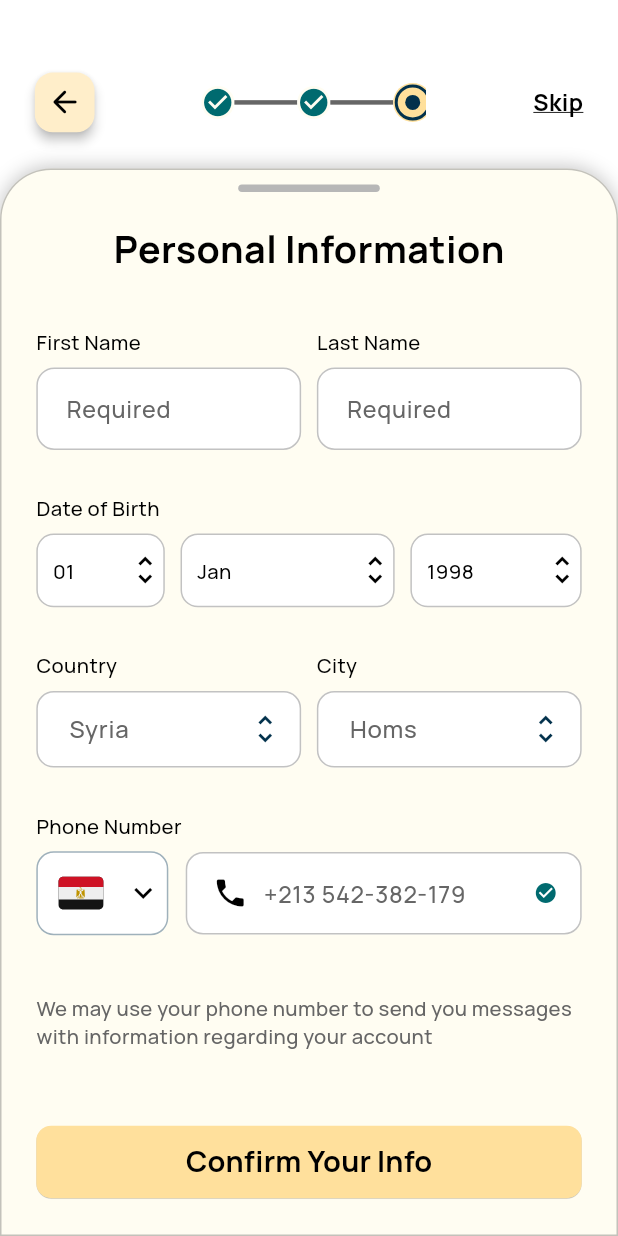
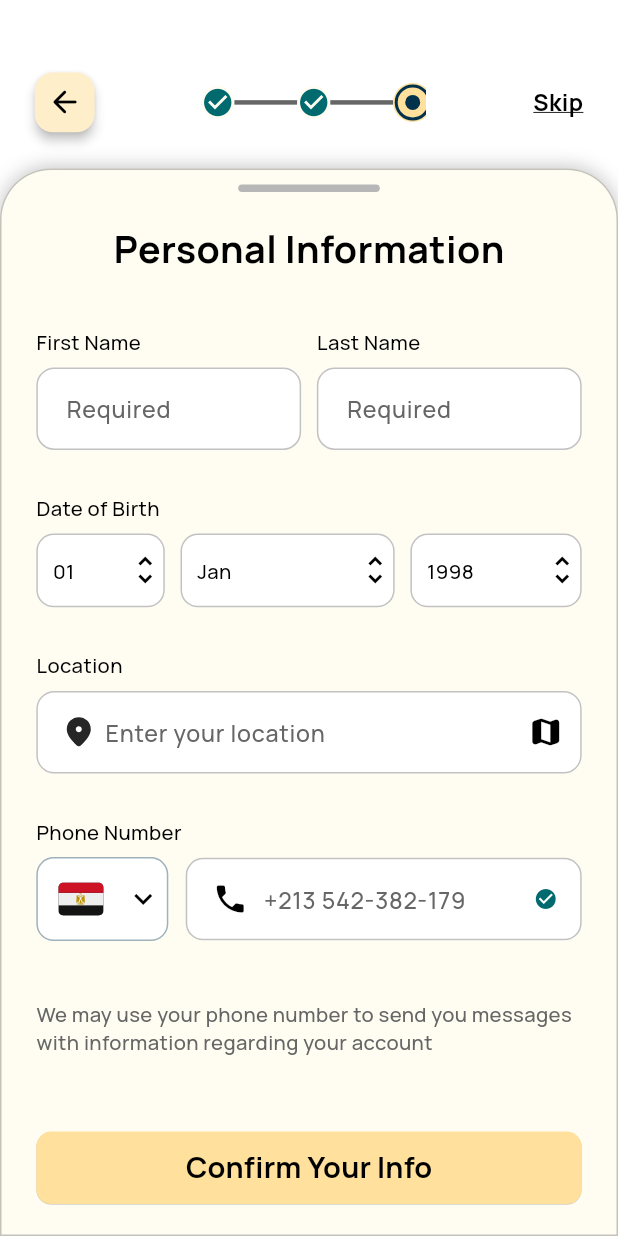
Before and after one commit to moayyad24/old_but_gold, a Flutter app: the PersonalInformationScreen screen opened by its route, on a phone screen of 412 x 824 dp. Run offline on Flutter 3.47's test engine with Material 3 defaults, Android fonts, the phone set to English and light mode, and no system bars; our stand-ins replace dartz, device_preview, dio, flutter_bloc, flutter_screenutil, flutter_svg and 2 more; missing offline and left inert: adoptive_calendar, slang; accounts and stored records are empty; generated files the repository leaves out were written again.

Commit message:
replace country city row with location picker field

```diff
--- a/lib/core/widgets/app_text_field.dart
+++ b/lib/core/widgets/app_text_field.dart
@@ -7,7 +7,8 @@ import 'package:old_but_gold/core/theme/app_text_styles.dart';
 class AppTextField extends StatefulWidget {
   final String hintText;
   final String fieldTitle;
-  final String? iconPath;
+  final String? prefixIconPath;
+  final IconData? suffixIcon;
   final TextEditingController myController;
   final String? Function(String?)? checkValid;
   final bool isObscure;
@@ -16,7 +17,8 @@ class AppTextField extends StatefulWidget {
     super.key,
     required this.hintText,
     required this.fieldTitle,
-    this.iconPath,
+    this.prefixIconPath,
+    this.suffixIcon,
     required this.myController,
     required this.checkValid,
     this.isObscure = false,
@@ -72,10 +74,10 @@ class _AppTextFieldState extends State<AppTextField> {
             filled: true,
             fillColor: _color,
             prefixIcon:
-                widget.iconPath != null
+                widget.prefixIconPath != null
                     ? Padding(
                       padding: EdgeInsetsDirectional.only(start: 14.w),
-                      child: SvgPicture.asset(widget.iconPath!),
+                      child: SvgPicture.asset(widget.prefixIconPath!),
                     )
                     : null,
             prefixIconConstraints: BoxConstraints(minWidth: 40).w,
@@ -94,6 +96,8 @@ class _AppTextFieldState extends State<AppTextField> {
                         });
                       },
                     )
+                    : widget.suffixIcon != null
+                    ? Icon(widget.suffixIcon, color: AppColors.black, size: 24)
                     : null,
             hintText: widget.hintText,
             hintStyle: TextStyle(
--- a/lib/features/auth/ui/forget_password_screen.dart
+++ b/lib/features/auth/ui/forget_password_screen.dart
@@ -39,7 +39,7 @@ class ForgetPasswordScreen extends StatelessWidget {
                 AppTextField(
                   fieldTitle: t.auth.email,
                   hintText: t.auth.emailExample,
-                  iconPath: 'assets/icons/user_icon.svg',
+                  prefixIconPath: 'assets/icons/user_icon.svg',
                   myController: TextEditingController(),
                   checkValid: (_) {
                     return null;
--- a/lib/features/auth/ui/login_screen.dart
+++ b/lib/features/auth/ui/login_screen.dart
@@ -69,7 +69,7 @@ class _LoginScreenState extends State<LoginScreen> {
                   AppTextField(
                     fieldTitle: t.auth.email,
                     hintText: t.auth.emailExample,
-                    iconPath: 'assets/icons/user_icon.svg',
+                    prefixIconPath: 'assets/icons/user_icon.svg',
                     myController: emailController,
                     checkValid: (v) {
                       return InputValidator.validateEmail(v!);
@@ -79,7 +79,7 @@ class _LoginScreenState extends State<LoginScreen> {
                   AppTextField(
                     fieldTitle: t.auth.password,
                     hintText: t.auth.enterYourPassword,
-                    iconPath: 'assets/icons/lock.svg',
+                    prefixIconPath: 'assets/icons/lock.svg',
                     myController: passwordController,
                     isObscure: true,
                     checkValid: (v) {
--- a/lib/features/auth/ui/set_new_password_screen.dart
+++ b/lib/features/auth/ui/set_new_password_screen.dart
@@ -71,7 +71,7 @@ class _SetNewPasswordScreenState extends State<SetNewPasswordScreen> {
                   AppTextField(
                     fieldTitle: t.auth.password,
                     hintText: t.auth.enterYourPassword,
-                    iconPath: 'assets/icons/lock.svg',
+                    prefixIconPath: 'assets/icons/lock.svg',
                     myController: passwordController,
                     isObscure: true,
                     checkValid: (v) {
@@ -82,7 +82,7 @@ class _SetNewPasswordScreenState extends State<SetNewPasswordScreen> {
                   AppTextField(
                     fieldTitle: t.auth.confirmPassword,
                     hintText: t.auth.repeatPassword,
-                    iconPath: 'assets/icons/lock.svg',
+                    prefixIconPath: 'assets/icons/lock.svg',
                     myController: confirmPasswordController,
                     isObscure: true,
                     checkValid: (v) {
--- a/lib/features/auth/ui/sign_up_screen.dart
+++ b/lib/features/auth/ui/sign_up_screen.dart
@@ -72,7 +72,7 @@ class _SignUpScreenState extends State<SignUpScreen> {
                   AppTextField(
                     fieldTitle: t.auth.email,
                     hintText: t.auth.emailExample,
-                    iconPath: 'assets/icons/user_icon.svg',
+                    prefixIconPath: 'assets/icons/user_icon.svg',
                     myController: emailController,
                     checkValid: (v) {
                       return InputValidator.validateEmail(v!);
@@ -82,7 +82,7 @@ class _SignUpScreenState extends State<SignUpScreen> {
                   AppTextField(
                     fieldTitle: t.auth.password,
                     hintText: t.auth.enterYourPassword,
-                    iconPath: 'assets/icons/lock.svg',
+                    prefixIconPath: 'assets/icons/lock.svg',
                     myController: passwordController,
                     isObscure: true,
                     checkValid: (v) {
@@ -93,7 +93,7 @@ class _SignUpScreenState extends State<SignUpScreen> {
                   AppTextField(
                     fieldTitle: t.auth.confirmPassword,
                     hintText: t.auth.repeatPassword,
-                    iconPath: 'assets/icons/lock.svg',
+                    prefixIconPath: 'assets/icons/lock.svg',
                     myController: confirmPasswordController,
                     isObscure: true,
                     checkValid: (v) {
--- a/lib/features/settings/ui/personal_information_screen.dart
+++ b/lib/features/settings/ui/personal_information_screen.dart
@@ -7,9 +7,9 @@ import 'package:old_but_gold/core/widgets/content_area.dart';
 import 'package:old_but_gold/core/widgets/drag_handle.dart';
 import 'package:old_but_gold/features/auth/ui/widgets/auth_app_bar.dart';
 import 'package:old_but_gold/features/auth/ui/widgets/custom_stepper.dart';
-import 'package:old_but_gold/features/settings/ui/widgets/personal_information/country_city_picker_row.dart';
 import 'package:old_but_gold/features/settings/ui/widgets/personal_information/date_picker_row.dart';
 import 'package:old_but_gold/features/settings/ui/widgets/personal_information/first_and_last_name_field.dart';
+import 'package:old_but_gold/features/settings/ui/widgets/personal_information/location_picker_field.dart';
 import 'package:old_but_gold/features/settings/ui/widgets/personal_information/phone_number_field.dart';
 import 'package:old_but_gold/i18n/strings.g.dart';
 
@@ -43,11 +43,7 @@ class PersonalInformationScreen extends StatelessWidget {
                   },
                 ),
                 SizedBox(height: 30.h),
-                CountryCityPickerRow(
-                  onCitySelected: (city) {
-                    // print(city);
-                  },
-                ),
+                LocationPickerField(),
                 SizedBox(height: 30.h),
                 PhoneNumberField(
                   fieldTitle: t.personalInfo.phoneNumber,
--- /dev/null
+++ b/lib/features/settings/ui/widgets/personal_information/location_picker_field.dart
@@ -0,0 +1,25 @@
+import 'package:flutter/material.dart';
+import 'package:old_but_gold/core/widgets/app_text_field.dart';
+
+class LocationPickerField extends StatelessWidget {
+  const LocationPickerField({super.key});
+
+  @override
+  Widget build(BuildContext context) {
+    return GestureDetector(
+      onTap: () {},
+      child: AbsorbPointer(
+        child: AppTextField(
+          hintText: 'Enter your location',
+          fieldTitle: 'Location',
+          myController: TextEditingController(),
+          prefixIconPath: 'assets/icons/map_pin.svg',
+          suffixIcon: Icons.map_rounded,
+          checkValid: (value) {
+            return '';
+          },
+        ),
+      ),
+    );
+  }
+}
```
Also changed, not shown: assets/icons/map_pin.svg (added).
